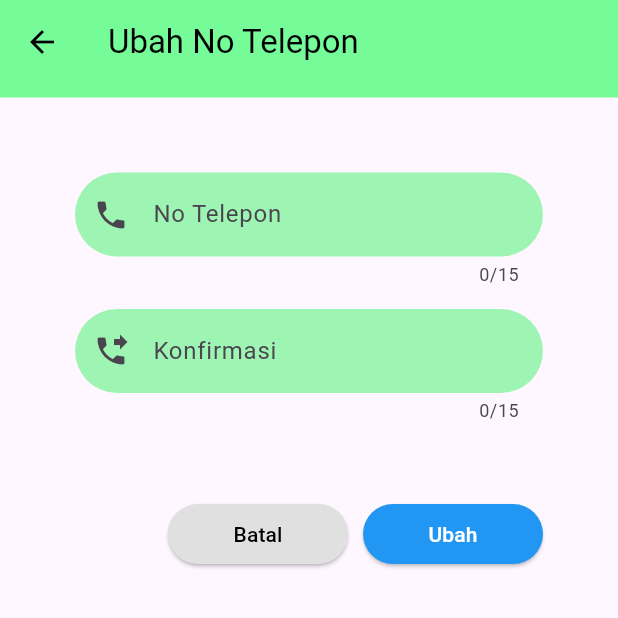
After one commit to Ndi7/Media-Microlearning-Berbasis-Mobile, a Flutter app: the GantiNoHp screen opened directly, on a phone screen of 412 x 824 dp, the top half of it. The commit adds this screen. Run offline on Flutter 3.47's test engine with Material 3 defaults, Android fonts, the light colour scheme and no system bars.

Commit message:
ubahnohp_page

```diff
--- a/analysis_options.yaml
+++ b/analysis_options.yaml
@@ -7,6 +7,9 @@
 
 # The following line activates a set of recommended lints for Flutter apps,
 # packages, and plugins designed to encourage good coding practices.
+analyzer:
+  errors:
+    unused_import: ignore
 include: package:flutter_lints/flutter.yaml
 
 linter:
--- a/lib/main.dart
+++ b/lib/main.dart
@@ -1,6 +1,8 @@
 import 'package:flutter/material.dart';
 import 'login_page.dart';
 import 'home_page.dart';
+import 'unit_page.dart';
+import 'ubahnohp_page.dart';
 
 void main() {
   runApp(MyApp());
--- /dev/null
+++ b/lib/ubahnohp_page.dart
@@ -0,0 +1,103 @@
+import 'package:flutter/material.dart';
+
+class GantiNoHp extends StatelessWidget {
+   @override
+  Widget build(BuildContext context) {
+    return Scaffold(
+      appBar: PreferredSize(
+        preferredSize: const Size(120,65),
+        child: AppBar(
+        title: const Text('Ubah No Telepon'),
+        leading: IconButton(
+          icon: const Icon(Icons.arrow_back),
+          onPressed: () {
+            // Aksi ketika tombol kembali ditekan
+          },
+        ),
+        backgroundColor: const Color.fromARGB(255, 118, 251, 153),
+        elevation: 0,
+        foregroundColor: Colors.black,
+        )
+      ),
+      body: Column(
+        children: [
+          Padding(
+            padding: EdgeInsets.fromLTRB(50, 50, 50, 15),
+            child: TextField(
+              maxLength: 15,
+              decoration: InputDecoration(
+                filled: true,
+                fillColor: const Color.fromARGB(255, 158, 245, 179),
+                labelText: 'No Telepon',
+                hintText: 'Ubah No Telepon',
+                prefixIcon: Icon(Icons.phone),
+                border: OutlineInputBorder(
+                  borderSide: BorderSide.none,
+                  borderRadius: BorderRadius.circular(30),
+                ),
+              ),
+            ),
+            ),
+          Padding(
+            padding: EdgeInsets.fromLTRB(50, 0, 50, 30),
+            child: TextField(
+              maxLength: 15,
+              decoration: InputDecoration(
+                filled: true,
+                fillColor: const Color.fromARGB(255, 158, 245, 179),
+                labelText: 'Konfirmasi',
+                hintText: 'Konfirmasi No Telepon',
+                prefixIcon: Icon(Icons.phone_forwarded),
+                border: OutlineInputBorder(
+                  borderSide: BorderSide.none,
+                  borderRadius: BorderRadius.circular(30),
+                ),
+              ),
+            ),
+            ),
+
+             SizedBox(height: 20), // Jarak antara TextField dan tombol
+          Padding(
+            padding: const EdgeInsets.symmetric(horizontal: 50), // Sesuaikan padding tombol dengan input
+            child: Row(
+              mainAxisAlignment: MainAxisAlignment.end, // Sebarkan tombol
+              children: [
+                // Tombol Batal
+                SizedBox(
+                  width: 120, // Lebar tombol Batal
+                  child: ElevatedButton(
+                    onPressed: () {
+                      // Aksi saat tombol "Batal" ditekan
+                    },
+                    style: ElevatedButton.styleFrom(
+                      backgroundColor: Colors.grey[300], // Warna tombol Batal
+                      foregroundColor: Colors.black, // Warna teks tombol Batal
+                      minimumSize: Size(0, 40), // Ukuran tombol
+                    ),
+                    child: Text('Batal'),
+                  ),
+                ),
+                SizedBox(width: 10),
+                // Tombol Ubah
+                SizedBox(
+                  width: 120, // Lebar tombol Ubah
+                  child: ElevatedButton(
+                    onPressed: () {
+                      // Aksi saat tombol "Ubah" ditekan
+                    },
+                    style: ElevatedButton.styleFrom(
+                      backgroundColor: Colors.blue, // Warna tombol Ubah
+                      foregroundColor: Colors.white, // Warna teks tombol Ubah
+                      minimumSize: Size(0, 40), // Ukuran tombol
+                    ),
+                    child: Text('Ubah'),
+                  ),
+                ),
+              ],
+            ),
+          ),
+        ]
+      )
+      );
+      }
+}
```
Also changed, not shown: lib/unit_page.dart (added, +143 -0 lines).
